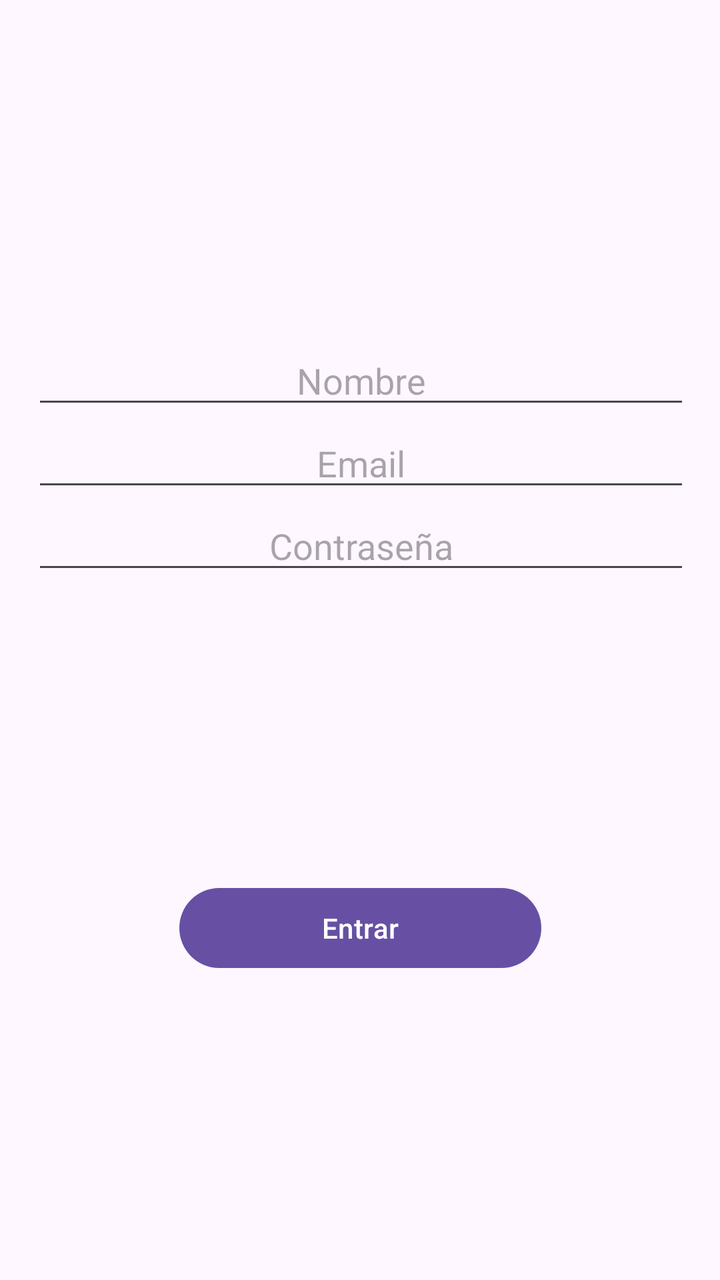
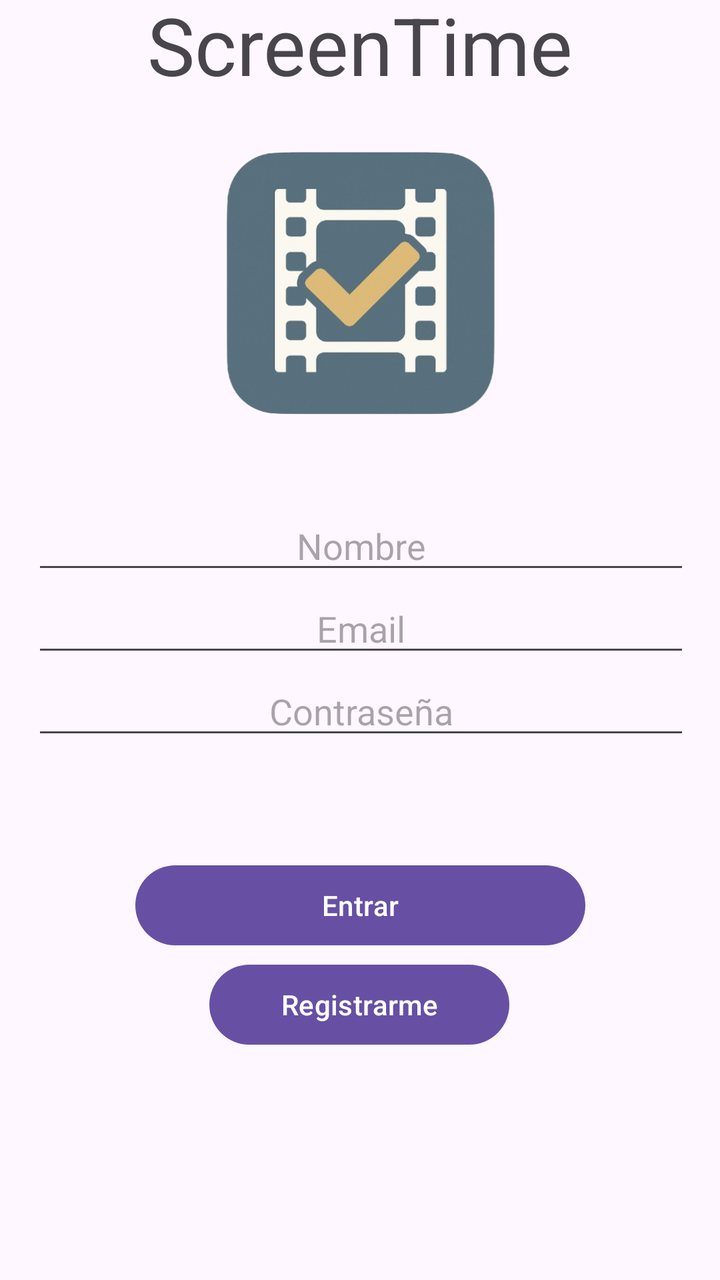

Two renders of the same Android screen: before a commit and after it. Below are the layout's source before the change and the commit's diff.
<!-- AndroidManifest.xml: application theme Theme.ScreenTime -->
<!-- res/layout/activity_login.xml -->
<?xml version="1.0" encoding="utf-8"?>
<androidx.constraintlayout.widget.ConstraintLayout xmlns:android="http://schemas.android.com/apk/res/android"
    xmlns:app="http://schemas.android.com/apk/res-auto"
    android:layout_width="match_parent"
    android:layout_height="match_parent">

    <Button
        android:id="@+id/BotonEntrar"
        android:layout_width="181dp"
        android:layout_height="48dp"
        android:text="Entrar"
        app:layout_constraintBottom_toBottomOf="parent"
        app:layout_constraintEnd_toEndOf="parent"
        app:layout_constraintStart_toStartOf="parent"
        app:layout_constraintTop_toTopOf="parent"
        app:layout_constraintVertical_bias="0.743" />

    <LinearLayout
        android:layout_width="409dp"
        android:layout_height="304dp"
        android:orientation="vertical"
        app:flow_horizontalAlign="center"
        app:layout_constraintBottom_toBottomOf="parent"
        app:layout_constraintEnd_toEndOf="parent"
        app:layout_constraintStart_toStartOf="parent"
        app:layout_constraintTop_toTopOf="parent">

        <EditText
            android:id="@+id/NombreText"
            android:layout_width="match_parent"
            android:layout_height="wrap_content"
            android:layout_marginHorizontal="40dp"
            android:ems="10"
            android:hint="Nombre"
            android:inputType="text"
            android:textAlignment="center" />

        <EditText
            android:id="@+id/EmailText"
            android:layout_width="match_parent"
            android:layout_height="wrap_content"
            android:layout_marginHorizontal="40dp"
            android:ems="10"
            android:hint="Email"
            android:inputType="text"
            android:textAlignment="center" />

        <EditText
            android:id="@+id/ContrasenyaText"
            android:layout_width="match_parent"
            android:layout_height="wrap_content"
            android:layout_marginHorizontal="40dp"
            android:ems="10"
            android:hint="Contraseña"
            android:inputType="textPassword"
            android:textAlignment="center" />
    </LinearLayout>
</androidx.constraintlayout.widget.ConstraintLayout>
<!-- resources referenced by this layout -->
<resources>
  <style name="Theme.ScreenTime" parent="Theme.Material3.DayNight.NoActionBar">
          
          
      </style>
</resources>

<!-- the commit's change to res/layout/activity_login.xml (unified diff, before → after) -->
@@ -1,29 +1,44 @@
 <?xml version="1.0" encoding="utf-8"?>
 <androidx.constraintlayout.widget.ConstraintLayout xmlns:android="http://schemas.android.com/apk/res/android"
     xmlns:app="http://schemas.android.com/apk/res-auto"
+    xmlns:tools="http://schemas.android.com/tools"
     android:layout_width="match_parent"
     android:layout_height="match_parent">
 
     <Button
         android:id="@+id/BotonEntrar"
-        android:layout_width="181dp"
+        android:layout_width="225dp"
         android:layout_height="48dp"
         android:text="Entrar"
         app:layout_constraintBottom_toBottomOf="parent"
         app:layout_constraintEnd_toEndOf="parent"
         app:layout_constraintStart_toStartOf="parent"
         app:layout_constraintTop_toTopOf="parent"
-        app:layout_constraintVertical_bias="0.743" />
+        app:layout_constraintVertical_bias="0.724" />
+
+    <Button
+        android:id="@+id/BotonRegistro"
+        android:layout_width="150dp"
+        android:layout_height="48dp"
+        android:text="Registrarme"
+        app:layout_constraintBottom_toBottomOf="parent"
+        app:layout_constraintEnd_toEndOf="parent"
+        app:layout_constraintHorizontal_bias="0.498"
+        app:layout_constraintStart_toStartOf="parent"
+        app:layout_constraintTop_toTopOf="parent"
+        app:layout_constraintVertical_bias="0.808" />
 
     <LinearLayout
+        android:id="@+id/linearLayout"
         android:layout_width="409dp"
-        android:layout_height="304dp"
+        android:layout_height="180dp"
         android:orientation="vertical"
         app:flow_horizontalAlign="center"
         app:layout_constraintBottom_toBottomOf="parent"
         app:layout_constraintEnd_toEndOf="parent"
         app:layout_constraintStart_toStartOf="parent"
-        app:layout_constraintTop_toTopOf="parent">
+        app:layout_constraintTop_toTopOf="parent"
+        app:layout_constraintVertical_bias="0.545">
 
         <EditText
             android:id="@+id/NombreText"
@@ -55,4 +70,27 @@
             android:inputType="textPassword"
             android:textAlignment="center" />
     </LinearLayout>
+
+    <ImageView
+        android:id="@+id/imageView"
+        android:layout_width="171dp"
+        android:layout_height="186dp"
+        android:layout_marginBottom="16dp"
+        app:layout_constraintBottom_toTopOf="@+id/linearLayout"
+        app:layout_constraintEnd_toEndOf="parent"
+        app:layout_constraintStart_toStartOf="parent"
+        app:srcCompat="@drawable/screentime_logo" />
+
+    <TextView
+        android:id="@+id/textView"
+        android:layout_width="wrap_content"
+        android:layout_height="wrap_content"
+        android:text="ScreenTime"
+        android:textSize="40sp"
+        app:layout_constraintBottom_toTopOf="@+id/imageView"
+        app:layout_constraintEnd_toEndOf="parent"
+        app:layout_constraintStart_toStartOf="parent"
+        app:layout_constraintTop_toTopOf="parent"
+        app:layout_constraintVertical_bias="1.0" />
+
 </androidx.constraintlayout.widget.ConstraintLayout>
<!-- resource entries referenced after the edit -->
@@ -1,5 +1,6 @@
 <!-- resources referenced by this layout -->
 <resources>
+  <!-- drawable screentime_logo: png bitmap (drawable, 146948 bytes) -->
   <style name="Theme.ScreenTime" parent="Theme.Material3.DayNight.NoActionBar">
           
           
